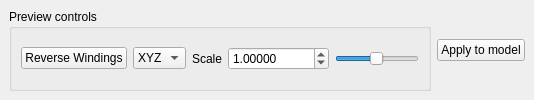
Before: the Qt Designer form src/ui/TransformDock.ui in Warzone2100/WMIT, drawn with Qt 5.
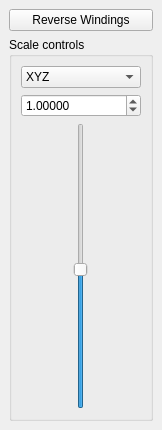
After: the same form once the commit is applied.

Commit message: Revised transformation workflow to more intuitive way. Do RW on actual model, not by OGL means.

Patch:
```diff
--- a/src/ui/TransformDock.ui
+++ b/src/ui/TransformDock.ui
@@ -2,6 +2,14 @@
 <ui version="4.0">
  <class>TransformDock</class>
  <widget class="QDockWidget" name="TransformDock">
+  <property name="geometry">
+   <rect>
+    <x>0</x>
+    <y>0</y>
+    <width>162</width>
+    <height>430</height>
+   </rect>
+  </property>
   <property name="features">
    <set>QDockWidget::DockWidgetClosable|QDockWidget::DockWidgetMovable</set>
   </property>
@@ -12,43 +20,25 @@
    <string/>
   </property>
   <widget class="QWidget" name="dockWidgetContents">
-   <layout class="QHBoxLayout" name="horizontalLayout">
+   <layout class="QVBoxLayout" name="verticalLayout">
+    <item>
+     <widget class="QPushButton" name="pb_revWindings">
+      <property name="text">
+       <string>Reverse Windings</string>
+      </property>
+      <property name="checkable">
+       <bool>true</bool>
+      </property>
+     </widget>
+    </item>
     <item>
      <widget class="QGroupBox" name="groupBox">
-      <property name="maximumSize">
-       <size>
-        <width>16777215</width>
-        <height>100</height>
-       </size>
-      </property>
       <property name="title">
-       <string>Preview controls</string>
+       <string>Scale controls</string>
       </property>
-      <layout class="QHBoxLayout" name="horizontalLayout_2">
-       <item>
-        <widget class="QPushButton" name="pb_revWindings">
-         <property name="sizePolicy">
-          <sizepolicy hsizetype="Maximum" vsizetype="Fixed">
-           <horstretch>0</horstretch>
-           <verstretch>0</verstretch>
-          </sizepolicy>
-         </property>
-         <property name="text">
-          <string>Reverse Windings</string>
-         </property>
-         <property name="checkable">
-          <bool>true</bool>
-         </property>
-        </widget>
-       </item>
+      <layout class="QVBoxLayout" name="verticalLayout_2">
        <item>
         <widget class="QComboBox" name="comboBox">
-         <property name="sizePolicy">
-          <sizepolicy hsizetype="Maximum" vsizetype="Fixed">
-           <horstretch>0</horstretch>
-           <verstretch>0</verstretch>
-          </sizepolicy>
-         </property>
          <property name="sizeAdjustPolicy">
           <enum>QComboBox::AdjustToContents</enum>
          </property>
@@ -74,27 +64,8 @@
          </item>
         </widget>
        </item>
-       <item>
-        <widget class="QLabel" name="label">
-         <property name="sizePolicy">
-          <sizepolicy hsizetype="Maximum" vsizetype="Preferred">
-           <horstretch>0</horstretch>
-           <verstretch>0</verstretch>
-          </sizepolicy>
-         </property>
-         <property name="text">
-          <string>Scale</string>
-         </property>
-        </widget>
-       </item>
        <item>
         <widget class="QDoubleSpinBox" name="doubleSpinBox">
-         <property name="sizePolicy">
-          <sizepolicy hsizetype="Maximum" vsizetype="Fixed">
-           <horstretch>0</horstretch>
-           <verstretch>0</verstretch>
-          </sizepolicy>
-         </property>
          <property name="decimals">
           <number>5</number>
          </property>
@@ -114,6 +85,12 @@
        </item>
        <item>
         <widget class="QSlider" name="horizontalSlider">
+         <property name="sizePolicy">
+          <sizepolicy hsizetype="Preferred" vsizetype="Expanding">
+           <horstretch>0</horstretch>
+           <verstretch>0</verstretch>
+          </sizepolicy>
+         </property>
          <property name="minimum">
           <number>-256</number>
          </property>
@@ -124,20 +101,13 @@
           <number>-7</number>
          </property>
          <property name="orientation">
-          <enum>Qt::Horizontal</enum>
+          <enum>Qt::Vertical</enum>
          </property>
         </widget>
        </item>
       </layout>
      </widget>
     </item>
-    <item>
-     <widget class="QPushButton" name="pbApplyTransform">
-      <property name="text">
-       <string>Apply to model</string>
-      </property>
-     </widget>
-    </item>
    </layout>
   </widget>
  </widget>
```
The commit also changes 10 other files.
